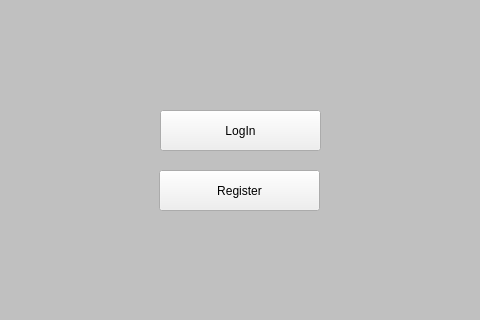
This is forms/mainmenu.ui in IVAndreev21/YRT as Qt 5 draws it before an edit; both pictures show x 400 to 880 and y 110 to 430 of the 1280 by 720 pixel window. The edited form follows.
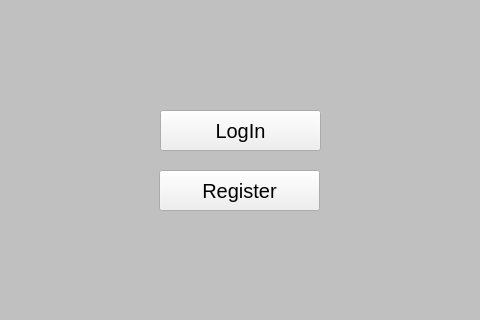
This is the edited form. Icons and pictures are not drawn.

```diff
--- a/forms/mainmenu.ui
+++ b/forms/mainmenu.ui
@@ -44,6 +44,11 @@
      <height>41</height>
     </rect>
    </property>
+   <property name="font">
+    <font>
+     <pointsize>15</pointsize>
+    </font>
+   </property>
    <property name="styleSheet">
     <string notr="true">
 QPushButton{
@@ -71,6 +76,11 @@
      <height>41</height>
     </rect>
    </property>
+   <property name="font">
+    <font>
+     <pointsize>15</pointsize>
+    </font>
+   </property>
    <property name="styleSheet">
     <string notr="true">
 QPushButton{
```
